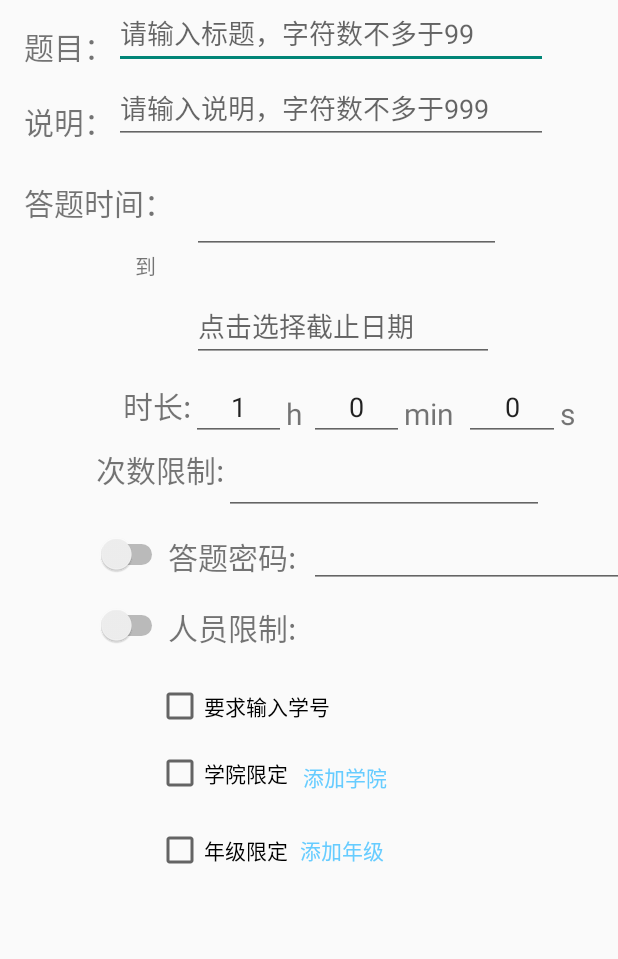
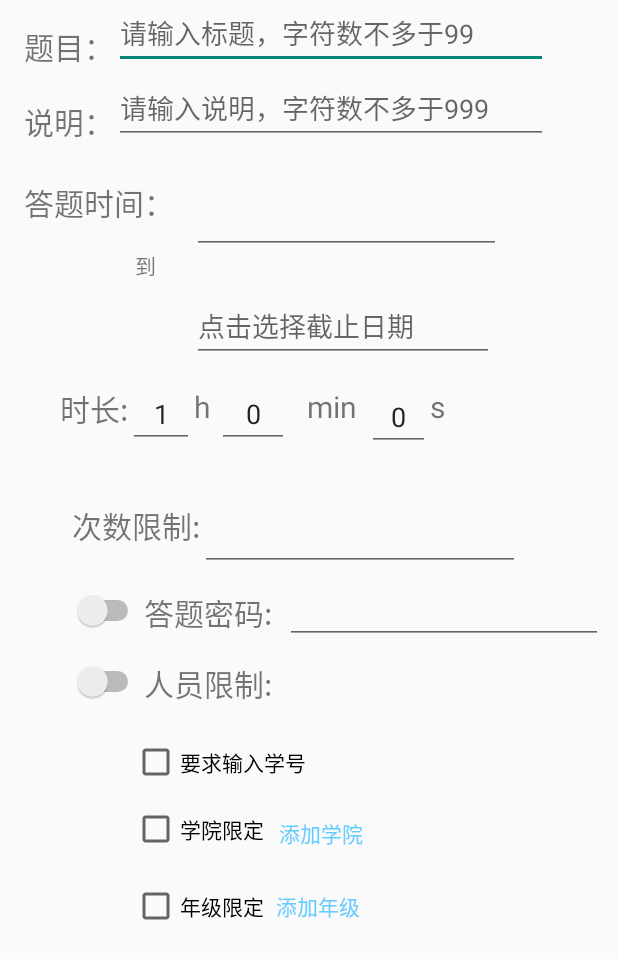
Before and after one commit to twt-Theory/Theory, an Android app: the layout fragment_setting.xml on its own in the app's theme, with its tools: preview values and no code run, on a phone screen of 412 x 824 dp. Shown: the top 959 px of the screen. Run offline under Robolectric (Android 15) with nearby library versions, the phone set to English and light mode, and no system bars.

Commit message:
解决了一些控件显示不出来的疑惑

```diff
--- a/app/src/main/res/layout/fragment_setting.xml
+++ b/app/src/main/res/layout/fragment_setting.xml
@@ -106,38 +106,35 @@
         app:layout_constraintTop_toBottomOf="@+id/start" />
 
 
-    <LinearLayout
-        android:id="@+id/linear1"
-        android:layout_width="match_parent"
-        android:layout_height="40dp"
-        android:layout_marginTop="104dp"
-        android:gravity="left"
-        app:layout_constraintStart_toStartOf="@+id/time"
-        app:layout_constraintTop_toBottomOf="@+id/time">
-
     <TextView
         android:id="@+id/textView2"
         android:layout_width="0dp"
-            android:layout_height="match_parent"
-            android:layout_marginTop="1dp"
+        android:layout_height="wrap_content"
+        android:layout_marginStart="40dp"
+        android:layout_marginLeft="40dp"
+        android:layout_marginTop="16dp"
         android:layout_weight="1"
         android:gravity="right"
         android:text="时长:"
-            android:textSize="20sp" />
+        android:textSize="20sp"
+        app:layout_constraintStart_toStartOf="parent"
+        app:layout_constraintTop_toBottomOf="@id/end" />
 
     <EditText
         android:id="@+id/time_length_hour"
-            android:layout_width="0dp"
+        android:layout_width="44dp"
+        android:layout_height="41dp"
+        android:ems="10"
         android:gravity="center"
-            android:layout_height="match_parent"
-            android:layout_weight="0.5"
-            android:ems="10"
+        android:hint="小时"
         android:inputType="number"
         android:text="1"
-            android:hint="小时"
-            />
+        app:layout_constraintStart_toEndOf="@id/textView2"
+        app:layout_constraintTop_toTopOf="@id/textView2" />
 
         <TextView
+            app:layout_constraintTop_toTopOf="@id/time_length_hour"
+            app:layout_constraintStart_toEndOf="@id/time_length_hour"
             android:id="@+id/textView13"
             android:layout_width="15dp"
             android:layout_height="wrap_content"
@@ -146,54 +143,63 @@
 
     <EditText
         android:id="@+id/time_length_minute"
-            android:layout_width="0dp"
-            android:layout_height="match_parent"
+        android:layout_width="48dp"
+        android:layout_height="41dp"
         android:layout_weight="0.5"
+        android:ems="10"
+        android:gravity="center"
+        android:hint="分钟"
         android:inputType="number"
-            android:gravity="center"
-            android:ems="10"
         android:text="0"
-            android:hint="分钟"
-             />
+        app:layout_constraintStart_toEndOf="@id/textView13"
+        app:layout_constraintTop_toTopOf="@id/textView13" />
 
     <TextView
         android:id="@+id/textView14"
         android:layout_width="40dp"
         android:layout_height="26dp"
+        android:layout_marginStart="12dp"
+        android:layout_marginLeft="12dp"
         android:text="min"
-            android:textSize="20dp" />
+        android:textSize="20dp"
+        app:layout_constraintStart_toEndOf="@id/time_length_minute"
+        app:layout_constraintTop_toTopOf="@+id/time_length_minute" />
+
     <EditText
         android:id="@+id/time_length_second"
-            android:layout_width="0dp"
-            android:layout_height="match_parent"
+        android:layout_width="42dp"
+        android:layout_height="43dp"
         android:layout_weight="0.5"
+        android:ems="10"
         android:gravity="center"
-            android:ems="10"
+        android:hint="秒"
+        android:inputType="number"
         android:text="0"
-            android:hint="秒"
-            android:inputType="number" />
+        app:layout_constraintStart_toEndOf="@id/textView14"
+        app:layout_constraintTop_toTopOf="@+id/textView14" />
+
     <TextView
         android:id="@+id/text_s"
         android:layout_width="0dp"
         android:layout_height="wrap_content"
         android:layout_weight="0.3"
+        android:text="s"
         android:textSize="20dp"
-            android:text="s" />
-
-    </LinearLayout>
+        app:layout_constraintStart_toEndOf="@id/time_length_second"
+        app:layout_constraintTop_toTopOf="@+id/time_length_second" />
 
     <TextView
         android:id="@+id/timesLimit"
         android:layout_width="0dp"
         android:layout_height="wrap_content"
-        android:layout_marginStart="48dp"
-        android:layout_marginLeft="48dp"
-        android:layout_marginTop="4dp"
+        android:layout_marginStart="8dp"
+        android:layout_marginLeft="8dp"
+        android:layout_marginTop="48dp"
         android:layout_weight="2"
         android:text="次数限制:"
         android:textSize="20sp"
-        app:layout_constraintStart_toStartOf="@id/linear1"
-        app:layout_constraintTop_toBottomOf="@id/linear1" />
+        app:layout_constraintStart_toStartOf="@id/textView2"
+        app:layout_constraintTop_toBottomOf="@id/textView2" />
 
     <EditText
         app:layout_constraintTop_toTopOf="@id/timesLimit"
```
Lines whose indentation alone changed are shown as unchanged.
